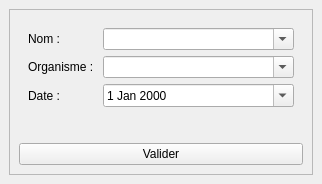
The window that src/ui/form_perso.ui (IGNF/saisie_carhab) describes before a commit, drawn with Qt 5.
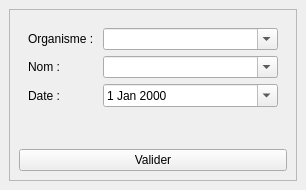
The same window after the commit.

Diff of the .ui file:
```diff
--- a/src/ui/form_perso.ui
+++ b/src/ui/form_perso.ui
@@ -6,10 +6,22 @@
    <rect>
     <x>0</x>
     <y>0</y>
-    <width>322</width>
-    <height>184</height>
+    <width>306</width>
+    <height>190</height>
    </rect>
   </property>
+  <property name="sizePolicy">
+   <sizepolicy hsizetype="Ignored" vsizetype="Fixed">
+    <horstretch>0</horstretch>
+    <verstretch>0</verstretch>
+   </sizepolicy>
+  </property>
+  <property name="minimumSize">
+   <size>
+    <width>289</width>
+    <height>190</height>
+   </size>
+  </property>
   <property name="windowTitle">
    <string>Informations</string>
   </property>
@@ -17,6 +29,12 @@
    <layout class="QVBoxLayout" name="verticalLayout">
     <item>
      <widget class="QScrollArea" name="scrollArea">
+      <property name="sizePolicy">
+       <sizepolicy hsizetype="MinimumExpanding" vsizetype="MinimumExpanding">
+        <horstretch>0</horstretch>
+        <verstretch>0</verstretch>
+       </sizepolicy>
+      </property>
       <property name="widgetResizable">
        <bool>true</bool>
       </property>
@@ -25,61 +43,91 @@
         <rect>
          <x>0</x>
          <y>0</y>
-         <width>302</width>
-         <height>142</height>
+         <width>269</width>
+         <height>155</height>
         </rect>
        </property>
        <layout class="QVBoxLayout" name="verticalLayout_2">
         <item>
          <widget class="QWidget" name="widget" native="true">
-          <layout class="QFormLayout" name="formLayout_2">
-           <item row="0" column="0">
+          <property name="sizePolicy">
+           <sizepolicy hsizetype="MinimumExpanding" vsizetype="MinimumExpanding">
+            <horstretch>0</horstretch>
+            <verstretch>0</verstretch>
+           </sizepolicy>
+          </property>
+          <layout class="QFormLayout" name="formLayout">
+           <item row="2" column="0">
             <widget class="QLabel" name="label">
              <property name="text">
               <string>Nom :</string>
              </property>
             </widget>
            </item>
-           <item row="0" column="1">
+           <item row="2" column="1">
             <widget class="QComboBox" name="cb_box_personne">
-             <property name="editable">
-              <bool>true</bool>
+             <property name="sizePolicy">
+              <sizepolicy hsizetype="Expanding" vsizetype="Fixed">
+               <horstretch>0</horstretch>
+               <verstretch>0</verstretch>
+              </sizepolicy>
              </property>
-            </widget>
-           </item>
-           <item row="1" column="0">
-            <widget class="QLabel" name="label_2">
-             <property name="text">
-              <string>Organisme : </string>
-             </property>
-            </widget>
-           </item>
-           <item row="1" column="1">
-            <widget class="QComboBox" name="cb_box_orga">
              <property name="editable">
               <bool>true</bool>
              </property>
             </widget>
            </item>
-           <item row="2" column="0">
-            <widget class="QLabel" name="label_3">
+           <item row="5" column="0">
+            <widget class="QLabel" name="label_date">
              <property name="text">
               <string>Date : </string>
              </property>
             </widget>
            </item>
-           <item row="2" column="1">
+           <item row="5" column="1">
             <widget class="QDateEdit" name="cb_box_date">
+             <property name="sizePolicy">
+              <sizepolicy hsizetype="Expanding" vsizetype="Fixed">
+               <horstretch>0</horstretch>
+               <verstretch>0</verstretch>
+              </sizepolicy>
+             </property>
              <property name="calendarPopup">
               <bool>true</bool>
              </property>
             </widget>
            </item>
+           <item row="1" column="1">
+            <widget class="QComboBox" name="cb_box_orga">
+             <property name="sizePolicy">
+              <sizepolicy hsizetype="Expanding" vsizetype="Fixed">
+               <horstretch>0</horstretch>
+               <verstretch>0</verstretch>
+              </sizepolicy>
+             </property>
+             <property name="editable">
+              <bool>true</bool>
+             </property>
+            </widget>
+           </item>
+           <item row="1" column="0">
+            <widget class="QLabel" name="label_2">
+             <property name="text">
+              <string>Organisme : </string>
+             </property>
+            </widget>
+           </item>
           </layout>
          </widget>
         </item>
         <item>
          <widget class="QPushButton" name="psh_btn_val_perso">
+          <property name="sizePolicy">
+           <sizepolicy hsizetype="MinimumExpanding" vsizetype="Fixed">
+            <horstretch>0</horstretch>
+            <verstretch>0</verstretch>
+           </sizepolicy>
+          </property>
           <property name="text">
            <string>Valider</string>
           </property>
```
Left out of the diff: 7 changed lines with no effect on the pictures.
